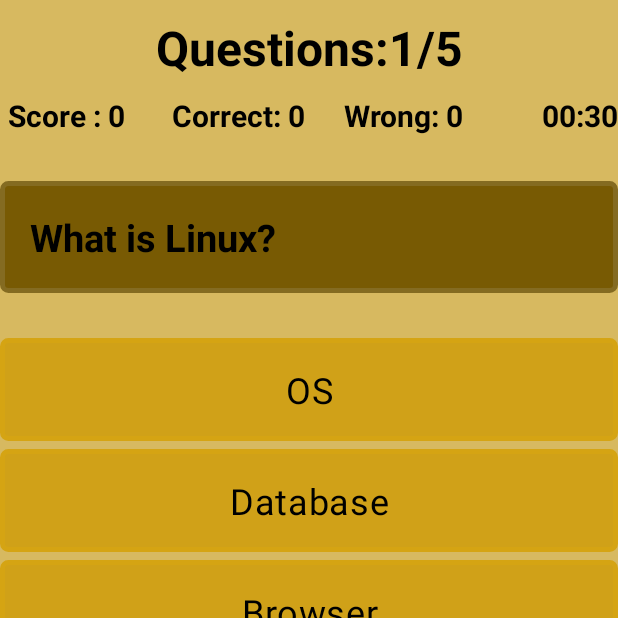
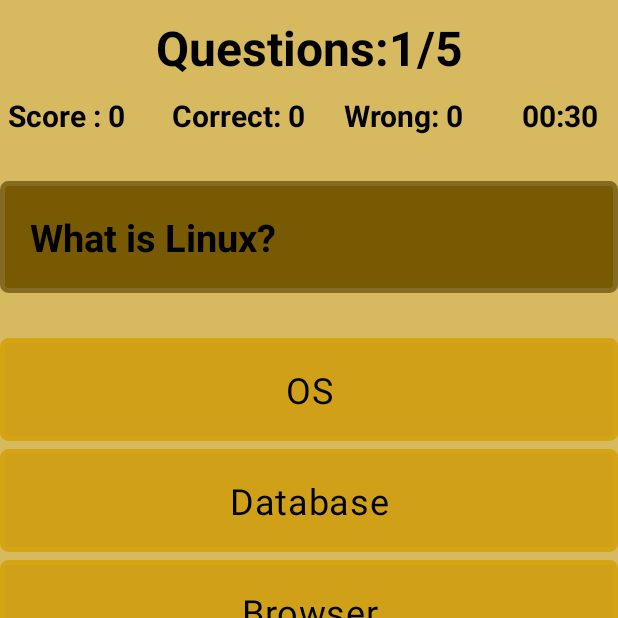
Before and after one commit to charankulal/Quiz-App-Android, an Android app: the screen it shows after launch (QuizActivity), on a phone screen of 412 x 824 dp, the top half of it. Run offline under Robolectric (Android 15) with nearby library versions, the phone set to English and light mode, and no system bars; our stand-ins replace Room's generated code.

Commit message:
Fixed some UI UX bugs

```diff
--- a/app/src/main/java/com/example/quizapp/QuestionRoomDatabase.java
+++ b/app/src/main/java/com/example/quizapp/QuestionRoomDatabase.java
@@ -9,17 +9,16 @@ import androidx.room.Room;
 import androidx.room.RoomDatabase;
 import androidx.sqlite.db.SupportSQLiteDatabase;
 
-@Database(entities = {Questions.class},version = 1)
+@Database(entities = {Questions.class}, version = 1)
 public abstract class QuestionRoomDatabase extends RoomDatabase {
 
     private static QuestionRoomDatabase INSTANCE;
-    public abstract  QuestionDao questionDao();
 
-    public static synchronized QuestionRoomDatabase getInstance(final Context context)
-    {
-        if (INSTANCE==null)
-        {
-            INSTANCE= Room.databaseBuilder(context.getApplicationContext(),QuestionRoomDatabase.class,"questions_database")
+    public abstract QuestionDao questionDao();
+
+    public static synchronized QuestionRoomDatabase getInstance(final Context context) {
+        if (INSTANCE == null) {
+            INSTANCE = Room.databaseBuilder(context.getApplicationContext(), QuestionRoomDatabase.class, "questions_database")
                     .fallbackToDestructiveMigration()
                     .addCallback(RoomDBCallback)
                     .build();
@@ -28,7 +27,7 @@ public abstract class QuestionRoomDatabase extends RoomDatabase {
         return INSTANCE;
     }
 
-    private static RoomDatabase.Callback RoomDBCallback= new RoomDatabase.Callback(){
+    private static RoomDatabase.Callback RoomDBCallback = new RoomDatabase.Callback() {
         @Override
         public void onCreate(@NonNull SupportSQLiteDatabase db) {
             super.onCreate(db);
@@ -37,22 +36,32 @@ public abstract class QuestionRoomDatabase extends RoomDatabase {
         }
     };
 
-    private static class PopulateDBAsyncTask extends AsyncTask<Void,Void,Void>{
+    private static class PopulateDBAsyncTask extends AsyncTask<Void, Void, Void> {
 
         private QuestionDao questionDao;
 
-        private PopulateDBAsyncTask(QuestionRoomDatabase db){
-            questionDao=db.questionDao();
+        private PopulateDBAsyncTask(QuestionRoomDatabase db) {
+            questionDao = db.questionDao();
         }
 
         @Override
         protected Void doInBackground(Void... voids) {
-            questionDao.insert(new Questions("What is Android?","OS","Database","Browser","Hardware",1));
-            questionDao.insert(new Questions("What is Chrome?","OS","Database","Browser","Hardware",3));
-            questionDao.insert(new Questions("What is Safari?","OS","Database","Browser","Hardware",3));
-            questionDao.insert(new Questions("What is Linux?","OS","Database","Browser","Hardware",1));
-            questionDao.insert(new Questions("What is UNIX?","OS","Database","Browser","Hardware",1));
-            questionDao.insert(new Questions("What is Firefox?","OS","Database","Browser","Hardware",3));
+            questionDao.insert(new Questions("What is Android?", "OS", "Database", "Browser", "Hardware", 1));
+            questionDao.insert(new Questions("What is Chrome?", "OS", "Database", "Browser", "Hardware", 3));
+            questionDao.insert(new Questions("What is Safari?", "OS", "Database", "Browser", "Hardware", 3));
+            questionDao.insert(new Questions("What is Linux?", "OS", "Database", "Browser", "Hardware", 1));
+            questionDao.insert(new Questions("What is UNIX?", "OS", "Database", "Browser", "Hardware", 1));
+            questionDao.insert(new Questions("What is Firefox?", "OS", "Database", "Browser", "Hardware", 3));
+//            questionDao.insert(new Questions("What is the latest version of Java?", "Java 1.8", "Java 2.0", "Java SE", "Java ME", 1));
+//            questionDao.insert(new Questions("Which data type is used to store whole numbers in Java?", "int", "float", "double", "long", 1));
+//            questionDao.insert(new Questions("What is the default value of a boolean variable in Java?", "null", "0", "FALSE", "1", 3));
+//            questionDao.insert(new Questions("What is the purpose of the super keyword in Java?", "To call the constructor of the parent class", "To call the constructor of the child class", "To call the constructor of any class", "To call the constructor of the Object class", 1));
+//            questionDao.insert(new Questions("Which collection class implements the Map interface in Java?",	"ArrayList",	"HashMap"	,"LinkedList",	"TreeMap",2));
+//            questionDao.insert(new Questions("Which method is used to obtain the length of a string in Java?"	,"length()"	,"size()"	,"length"	,"size"	,1));
+//            questionDao.insert(new Questions("What is the output of print(2 * 3 ** 3 * 4) in Python?",	"54"	,"108"	,"216",	"324",	4));
+//            questionDao.insert(new Questions("Which of the following is a built-in function in Python?"	,"len()",	"size()",	"length()"	,"count()"	,1));
+//            questionDao.insert(new Questions("Who is the father of Java?"	,"James Gosling"	,"Dennis Richie",	"Pemdas"	,"Gunda",	1));
+//            questionDao.insert(new Questions("Which is a popular Java Integrated Development Environment (IDE)?", "BlueJ", "Eclipse", "IntelliJ IDEA", "NetBeans", 3));
             return null;
         }
     }
--- a/app/src/main/res/layout/activity_quiz.xml
+++ b/app/src/main/res/layout/activity_quiz.xml
@@ -63,7 +63,7 @@
             android:text="00:30"
             android:textStyle="bold"
             android:textColor="@color/black"
-            android:textAlignment="textEnd"
+            android:textAlignment="center"
             android:textSize="20sp"/>
 
     </LinearLayout>
```
